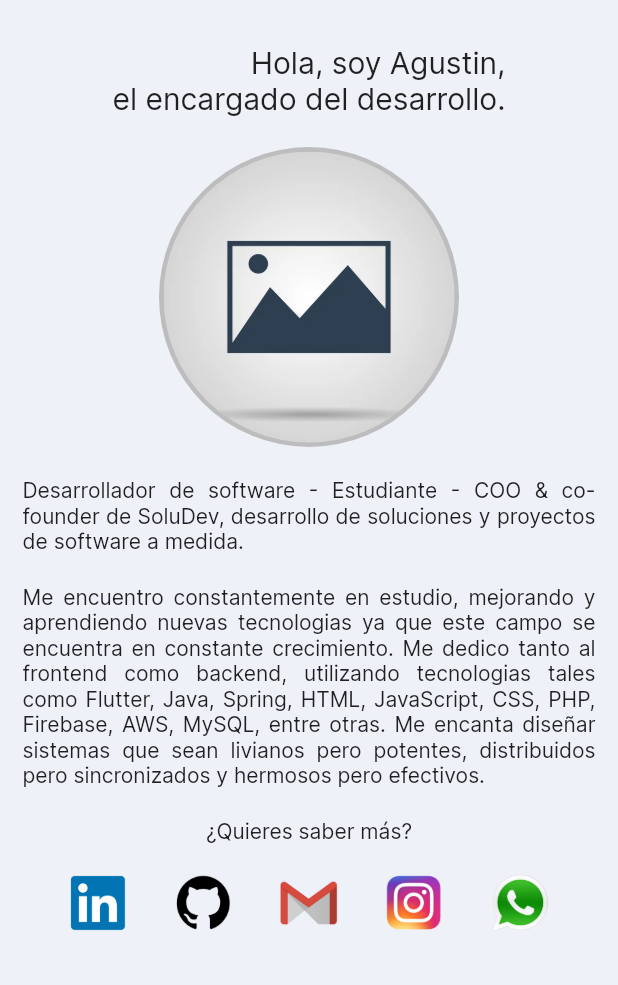
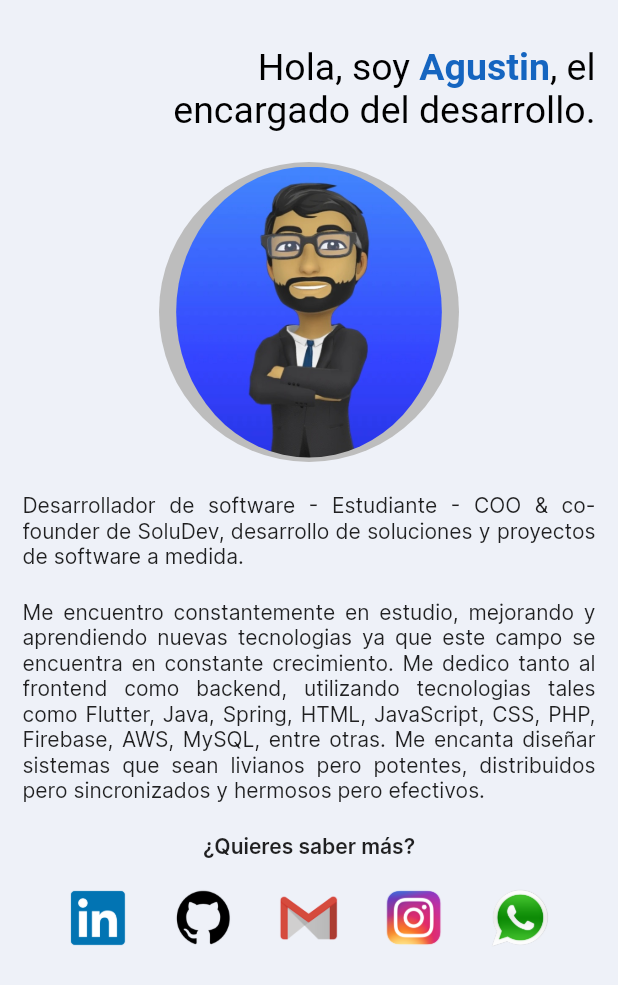
Before and after one commit to AgustinMontenegro95/digiscan, a Flutter app: the MontenegroAgustinScreen screen opened directly, on a phone screen of 412 x 824 dp. Shown: the top 985 px of the screen. Run offline on Flutter 3.47's test engine with Material 2 defaults, Android fonts, the phone set to English and light mode, and no system bars; our stand-ins replace image_cropper, image_picker, permission_handler, rive; missing offline and left inert: flutter_tflite.

Commit message:
Se mejoraron aspectos visuales de Sobre nosotros.

```diff
--- a/lib/main.dart
+++ b/lib/main.dart
@@ -1,5 +1,5 @@
 import 'package:flutter/material.dart';
-import 'package:digit_predictor/routes/custom_routes.dart';
+import 'package:digit_predictor/screens/home/home_screen.dart';
 
 void main() {
   runApp(const DigitPredictor());
@@ -28,8 +28,7 @@ class DigitPredictor extends StatelessWidget {
           errorBorder: defaultInputBorder,
         ),
       ),
-      initialRoute: "/",
-      routes: customRoutes,
+      home: const HomeScreen(),
     );
   }
 }
--- a/lib/routes/custom_routes.dart
+++ /dev/null
@@ -1,10 +0,0 @@
-import 'package:digit_predictor/screens/digit_predictor/digit_predictor_screen.dart';
-import 'package:digit_predictor/screens/entryPoint/entry_point.dart';
-import 'package:flutter/material.dart';
-import 'package:digit_predictor/screens/home/home_screen.dart';
-
-var customRoutes = <String, WidgetBuilder>{
-  '/': (context) => const HomeScreen(),
-  '/entry-point': (context) => const EntryPoint(),
-  '/digit-predictor': (context) => const DigitPredictorScreen(),
-};
--- a/lib/screens/entryPoint/components/side_bar.dart
+++ b/lib/screens/entryPoint/components/side_bar.dart
@@ -101,8 +101,9 @@ class _SideBarState extends State<SideBar> {
                                 Navigator.push(
                                     context,
                                     MaterialPageRoute(
-                                        builder: (context) =>
-                                            const MontenegroAgustinScreen()));
+                                        builder: (context) => const EntryPoint(
+                                            screenRedirect:
+                                                MontenegroAgustinScreen())));
                               });
                               break;
                             default:
--- a/lib/screens/home/home_screen.dart
+++ b/lib/screens/home/home_screen.dart
@@ -1,5 +1,6 @@
 import 'dart:ui';
 
+import 'package:digit_predictor/screens/digit_predictor/digit_predictor_screen.dart';
 import 'package:digit_predictor/screens/entryPoint/entry_point.dart';
 import 'package:flutter/material.dart';
 import 'package:rive/rive.dart';
@@ -95,7 +96,8 @@ class _HomeScreenState extends State<HomeScreen> {
                         Navigator.push(
                           context,
                           MaterialPageRoute(
-                            builder: (context) => const EntryPoint(),
+                            builder: (context) => const EntryPoint(
+                                screenRedirect: DigitPredictorScreen()),
                           ),
                         );
                       },
--- a/lib/screens/montenegro_agustin/components/body_montenegro_agustin.dart
+++ b/lib/screens/montenegro_agustin/components/body_montenegro_agustin.dart
@@ -15,10 +15,29 @@ class BodyMontenegroAgustin extends StatelessWidget {
           child: Column(
             crossAxisAlignment: CrossAxisAlignment.center,
             children: [
-              Text(
-                welcomeMA,
-                textAlign: TextAlign.end,
-                style: const TextStyle(fontSize: 20),
+              Row(
+                mainAxisAlignment: MainAxisAlignment.end,
+                children: [
+                  RichText(
+                      textAlign: TextAlign.end,
+                      text: TextSpan(
+                          style: const TextStyle(
+                              color: Colors.black), //style for all textspan
+                          children: [
+                            const TextSpan(
+                                text: "Hola, soy ",
+                                style: TextStyle(fontSize: 25)),
+                            TextSpan(
+                                text: "Agustin",
+                                style: TextStyle(
+                                    fontSize: 25,
+                                    fontWeight: FontWeight.bold,
+                                    color: Colors.blue.shade800)),
+                            const TextSpan(
+                                text: ", el\nencargado del desarrollo.",
+                                style: TextStyle(fontSize: 25)),
+                          ])),
+                ],
               ),
               const SizedBox(height: 20),
               CircleAvatar(
@@ -27,9 +46,11 @@ class BodyMontenegroAgustin extends StatelessWidget {
                 child: Padding(
                   padding: const EdgeInsets.all(3), // Border radius
                   child: ClipOval(
-                      child: Image.asset(
-                    'assets/images/not-image.jpg',
-                  )),
+                    child: Image.asset(
+                      'assets/images/profile-agustin.jpg',
+                      fit: BoxFit.fitHeight,
+                    ),
+                  ),
                 ),
               ),
               const SizedBox(height: 20),
@@ -43,7 +64,10 @@ class BodyMontenegroAgustin extends StatelessWidget {
                 textAlign: TextAlign.justify,
               ),
               const SizedBox(height: 20),
-              const Text("¿Quieres saber más?"),
+              const Text(
+                "¿Quieres saber más?",
+                style: TextStyle(fontWeight: FontWeight.bold),
+              ),
               const SizedBox(height: 20),
               Row(
                   mainAxisAlignment: MainAxisAlignment.spaceEvenly,
--- a/lib/screens/montenegro_agustin/components/constant_data_ma.dart
+++ b/lib/screens/montenegro_agustin/components/constant_data_ma.dart
@@ -1,4 +1,4 @@
-String welcomeMA = "Hola, soy Agustin,\nel encargado del desarrollo.";
+String welcomeMA = "Hola, soy Agustin, el\nencargado del desarrollo.";
 
 String occupationMA =
     "Desarrollador de software - Estudiante - COO & co-founder de SoluDev, desarrollo de soluciones y proyectos de software a medida.";
```
Also changed, not shown: lib/screens/entryPoint/entry_point.dart (+5 -5 lines), assets/images/profile-agustin.jpg (added).
